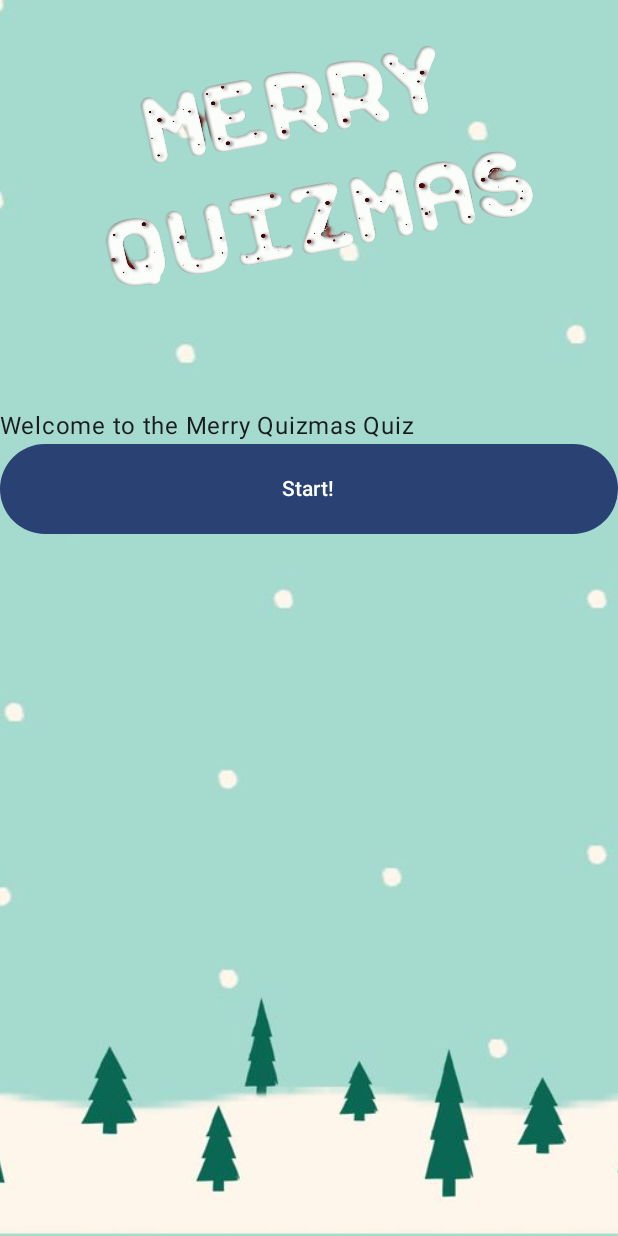
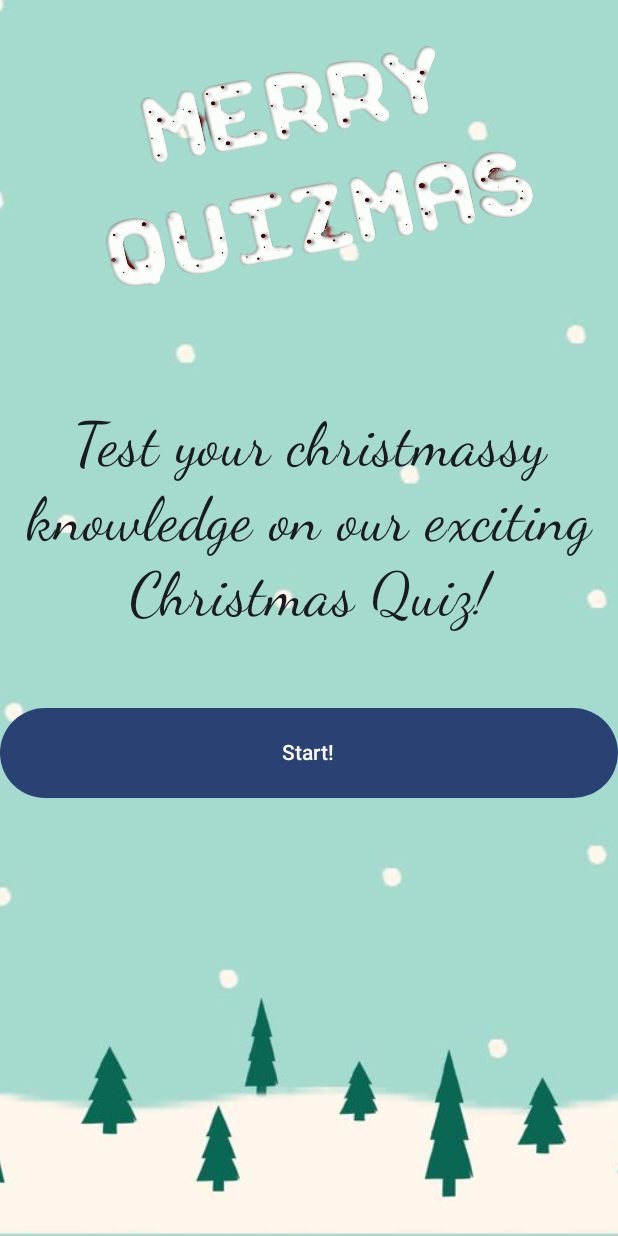
Before and after one commit to Catherine-Russell/MerryQuizmasMobileApp, an Android app built with Jetpack Compose: the screen it shows after launch (MainActivity), on a phone screen of 412 x 824 dp. Run offline under Robolectric (Android 15) with nearby library versions, the phone set to English and light mode, and no system bars.

Commit message:
makes Start page message a little prettier

```diff
--- a/app/src/main/java/com/example/quizproject/screens/StartPage.kt
+++ b/app/src/main/java/com/example/quizproject/screens/StartPage.kt
@@ -9,11 +9,16 @@ import androidx.compose.material3.Button
 import androidx.compose.material3.Text
 import androidx.compose.runtime.Composable
 import androidx.compose.ui.Modifier
+import androidx.compose.ui.graphics.Color
+import androidx.compose.ui.text.font.FontFamily
+import androidx.compose.ui.text.font.FontStyle
+import androidx.compose.ui.text.style.TextAlign
+import androidx.compose.ui.tooling.preview.Preview
 import androidx.compose.ui.unit.dp
+import androidx.compose.ui.unit.sp
 import com.example.quizproject.Header
 
 @Composable
-//@Preview(showBackground = true)
 fun StartPage (quizInitiated: () -> Unit ) {
     Column (
         modifier = Modifier,
@@ -21,7 +26,16 @@ fun StartPage (quizInitiated: () -> Unit ) {
     ) {
         Header()
         Spacer(modifier = Modifier.height(20.dp))
-        Text(text = "Welcome to the Merry Quizmas Quiz")
+        Text(text = "Test your christmassy knowledge on our exciting Christmas Quiz!",
+            modifier = Modifier.fillMaxWidth(),
+            fontSize = 40.sp,
+            fontFamily = FontFamily.Cursive,
+            lineHeight = 50.sp,
+            textAlign = TextAlign.Center
+        )
+
+        Spacer(modifier = Modifier.height(50.dp))
+
         Button(
             onClick = { quizInitiated() },
             modifier = Modifier
@@ -34,3 +48,17 @@ fun StartPage (quizInitiated: () -> Unit ) {
         }
     }
 }
+
+@Composable
+@Preview(showBackground = true)
+fun PreviewTextbox() {
+    Text(text = "Are you ready to test your christmassy knowledge on our exciting Christmas Quiz?",
+        color = Color.Red,
+        fontSize = 40.sp,
+        fontFamily = FontFamily.Cursive,
+        fontStyle = FontStyle.Italic,
+        lineHeight = 50.sp,
+        textAlign = TextAlign.Center
+
+    )
+}
```
